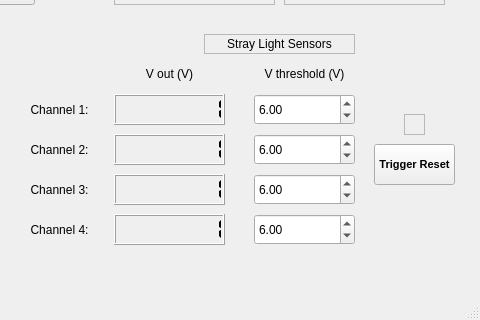
Above: LCAS-Interface/GUI/LCASGUIV3.ui from elizartsy/LCAS-Project before the change; both pictures show x 316 to 796 and y 376 to 696 of the 796 by 696 pixel window. Below: the same form after it.
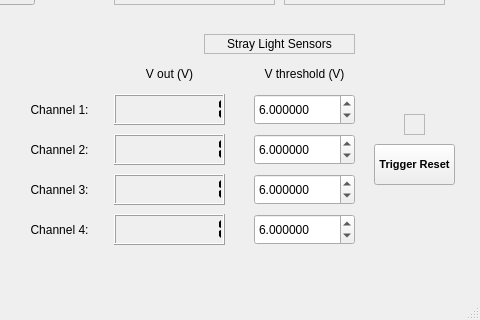
That is the form after the change.

```diff
--- a/LCAS-Interface/GUI/LCASGUIV3.ui
+++ b/LCAS-Interface/GUI/LCASGUIV3.ui
@@ -350,6 +350,9 @@
       <height>31</height>
      </rect>
     </property>
+    <property name="decimals">
+     <number>6</number>
+    </property>
     <property name="value">
      <double>6.000000000000000</double>
     </property>
@@ -363,6 +366,9 @@
       <height>31</height>
      </rect>
     </property>
+    <property name="decimals">
+     <number>6</number>
+    </property>
     <property name="value">
      <double>6.000000000000000</double>
     </property>
@@ -376,6 +382,9 @@
       <height>31</height>
      </rect>
     </property>
+    <property name="decimals">
+     <number>6</number>
+    </property>
     <property name="value">
      <double>6.000000000000000</double>
     </property>
@@ -389,6 +398,9 @@
       <height>31</height>
      </rect>
     </property>
+    <property name="decimals">
+     <number>6</number>
+    </property>
     <property name="value">
      <double>6.000000000000000</double>
     </property>
```
